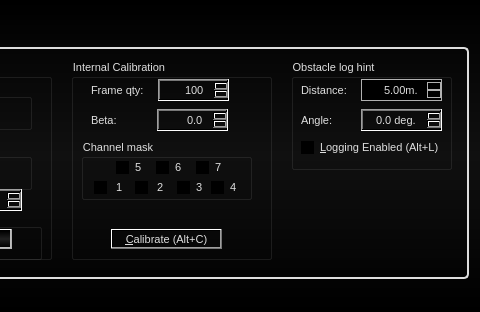
Old version of the form src/AWLQtDemo/awlqtdemo.ui in the repository samanwaya-jena/EVAL-ADAL6110-16-GUI; both pictures show x 542 to 1022 and y 0 to 312 of the 1022 by 312 pixel window.
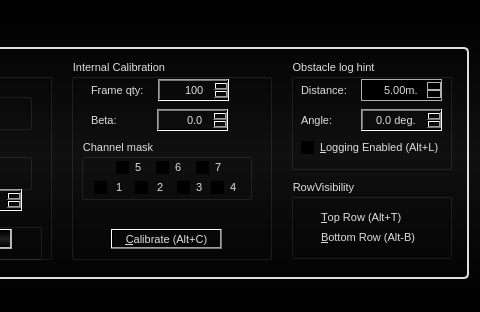
New version of the form. Icons and pictures are not drawn.

Commit message: Channel Offset patch added to receiver  to manually support 2 lines arrays - waiting for communications protocol to be fixed. ReceiverCANCapture is modified to send Parameter messages only if parameter exists.

```diff
--- a/src/AWLQtDemo/awlqtdemo.ui
+++ b/src/AWLQtDemo/awlqtdemo.ui
@@ -10,7 +10,7 @@
     <x>0</x>
     <y>0</y>
     <width>1020</width>
-    <height>306</height>
+    <height>305</height>
    </rect>
   </property>
   <property name="sizePolicy">
@@ -2760,6 +2760,54 @@
            </property>
           </widget>
          </widget>
+         <widget class="QGroupBox" name="lineDisplayGroupBox">
+          <property name="geometry">
+           <rect>
+            <x>820</x>
+            <y>130</y>
+            <width>161</width>
+            <height>80</height>
+           </rect>
+          </property>
+          <property name="title">
+           <string>RowVisibility</string>
+          </property>
+          <widget class="QRadioButton" name="topRowRadioButton">
+           <property name="geometry">
+            <rect>
+             <x>10</x>
+             <y>30</y>
+             <width>121</width>
+             <height>17</height>
+            </rect>
+           </property>
+           <property name="text">
+            <string>&amp;Top Row (Alt+T)</string>
+           </property>
+           <property name="shortcut">
+            <string>Alt+T</string>
+           </property>
+           <property name="checked">
+            <bool>true</bool>
+           </property>
+          </widget>
+          <widget class="QRadioButton" name="bottomRowRadioButton">
+           <property name="geometry">
+            <rect>
+             <x>10</x>
+             <y>50</y>
+             <width>121</width>
+             <height>17</height>
+            </rect>
+           </property>
+           <property name="text">
+            <string>&amp;Bottom Row (Alt-B)</string>
+           </property>
+           <property name="shortcut">
+            <string>Alt+B</string>
+           </property>
+          </widget>
+         </widget>
         </widget>
         <widget class="QWidget" name="controlTab">
          <attribute name="title">
```
Left out of the diff: 72 changed lines with no effect on the pictures. The commit also changes 7 other files.
